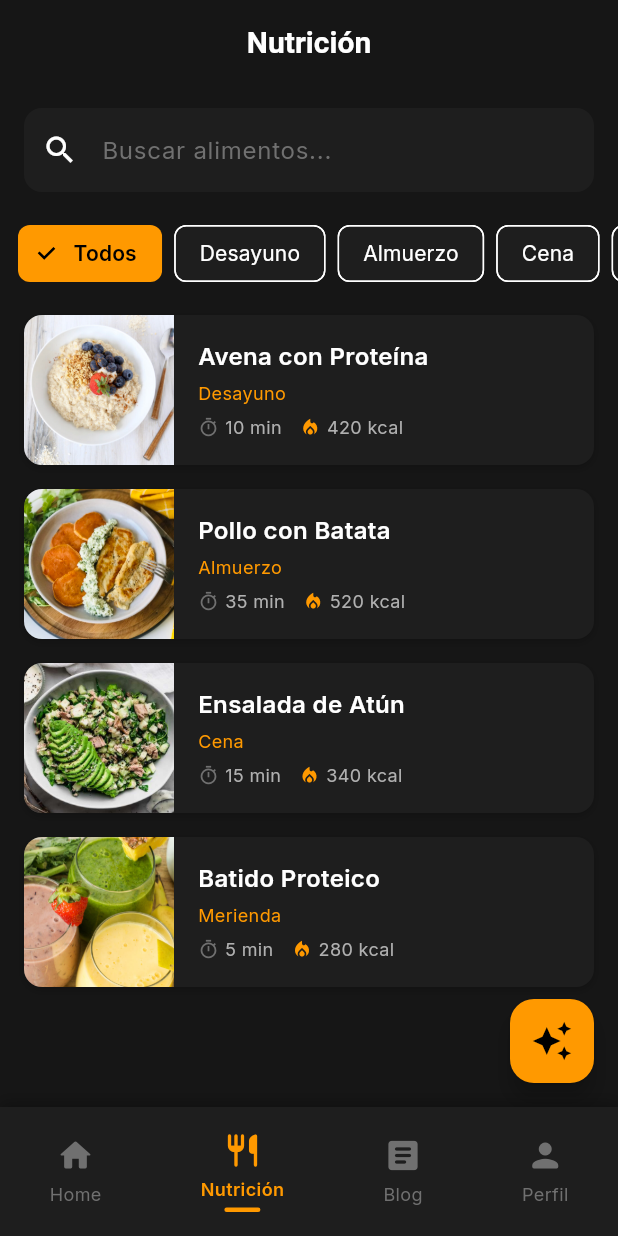
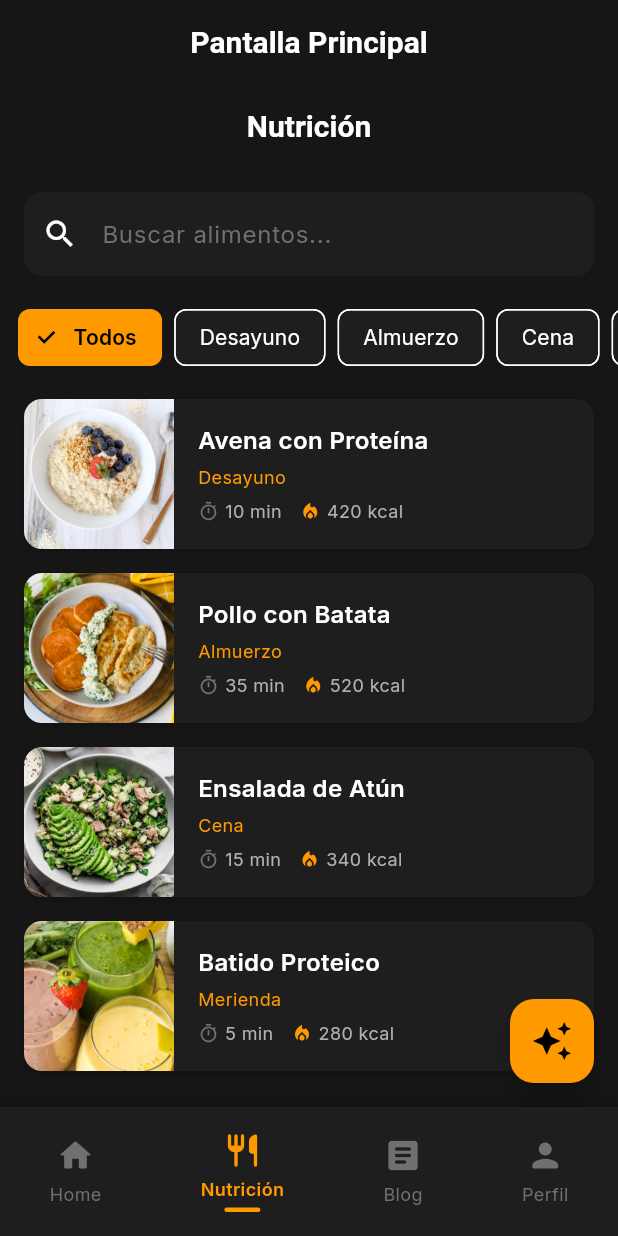
Before and after one commit to ale061191/vivofit2, a Flutter app: the MainScreen screen opened by its route, swiped to page 2, on a phone screen of 412 x 824 dp. Run offline on Flutter 3.47's test engine with Material 3 defaults, Android fonts, the phone set to English and light mode, and no system bars; our stand-ins replace chewie, email_validator, fl_chart, go_router, google_fonts, google_generative_ai and 8 more; accounts and stored records are empty.

```diff
--- a/lib/components/program_card.dart
+++ b/lib/components/program_card.dart
@@ -48,7 +48,7 @@ class ProgramCard extends StatelessWidget {
                         height: 80,
                         color: ColorPalette.background,
                         child: const Center(
-                          child: const Icon(Icons.image,
+                          child: Icon(Icons.image,
                               size: 48, color: ColorPalette.primary),
                         ),
                       ),
@@ -82,7 +82,7 @@ class ProgramCard extends StatelessWidget {
                       ),
                       Row(
                         children: [
-                          Icon(Icons.star,
+                          const Icon(Icons.star,
                               color: ColorPalette.primary, size: 15),
                           const SizedBox(width: 4),
                           Text(
--- a/lib/components/routine_card.dart
+++ b/lib/components/routine_card.dart
@@ -55,7 +55,7 @@ class RoutineCard extends StatelessWidget {
                             width: 90,
                             color: ColorPalette.background,
                             child: const Center(
-                              child: const Icon(Icons.image,
+                              child: Icon(Icons.image,
                                   size: 32, color: ColorPalette.primary),
                             ),
                           ),
@@ -116,7 +116,7 @@ class RoutineCard extends StatelessWidget {
                     const SizedBox(height: 8),
                     Row(
                       children: [
-                        Icon(Icons.timer,
+                        const Icon(Icons.timer,
                             color: ColorPalette.textSecondary, size: 16),
                         const SizedBox(width: 4),
                         Text('${routine.durationMinutes} min',
@@ -124,7 +124,7 @@ class RoutineCard extends StatelessWidget {
                                 color: ColorPalette.textSecondary,
                                 fontSize: 13)),
                         const SizedBox(width: 12),
-                        Icon(Icons.local_fire_department,
+                        const Icon(Icons.local_fire_department,
                             color: ColorPalette.primary, size: 16),
                         const SizedBox(width: 4),
                         Text('${routine.estimatedCalories} kcal',
--- a/lib/screens/main_screen.dart
+++ b/lib/screens/main_screen.dart
@@ -20,11 +20,11 @@ class _MainScreenState extends State<MainScreen> {
   late int _currentIndex;
   late final PageController _pageController;
 
-  final List<Widget> _screens = const [
-    HomeScreen(),
-    NutritionScreen(),
-    BlogScreen(),
-    ProfileScreen(),
+  final List<Widget> _screens = [
+    const HomeScreen(),
+    const NutritionScreen(),
+    const BlogScreen(),
+    const ProfileScreen(),
   ];
 
   @override
@@ -54,6 +54,7 @@ class _MainScreenState extends State<MainScreen> {
   @override
   Widget build(BuildContext context) {
     return Scaffold(
+      appBar: AppBar(title: const Text('Pantalla Principal')),
       body: PageView(
         controller: _pageController,
         onPageChanged: (index) {
```
